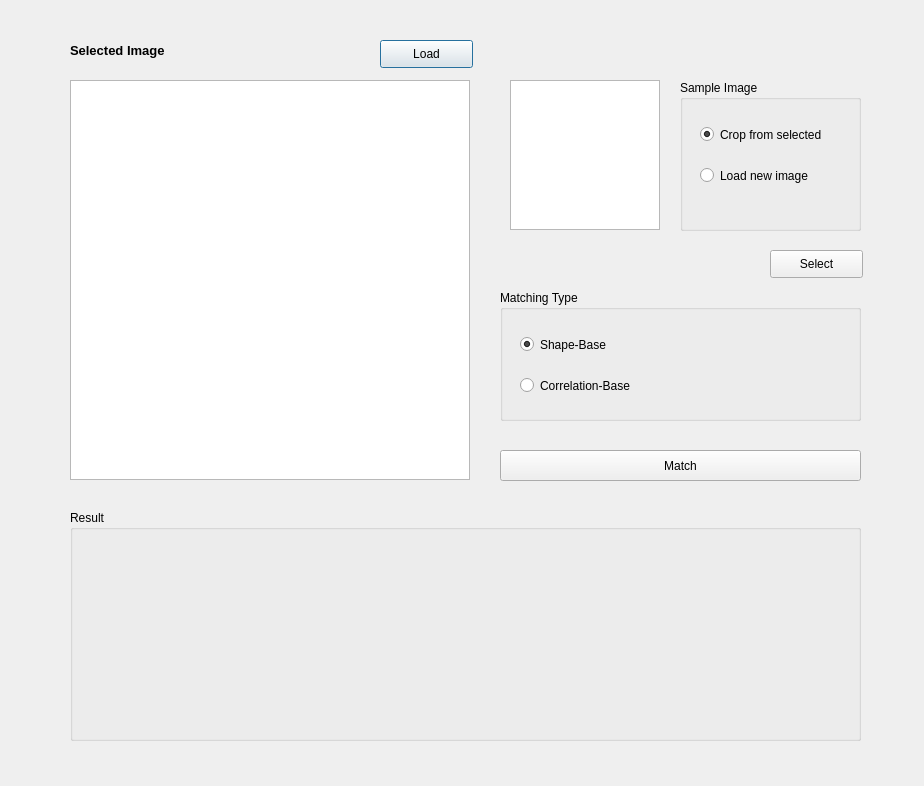
The window that dialog.ui (JXQJ/QT_Matching_Image) describes before a commit, drawn with Qt 5.
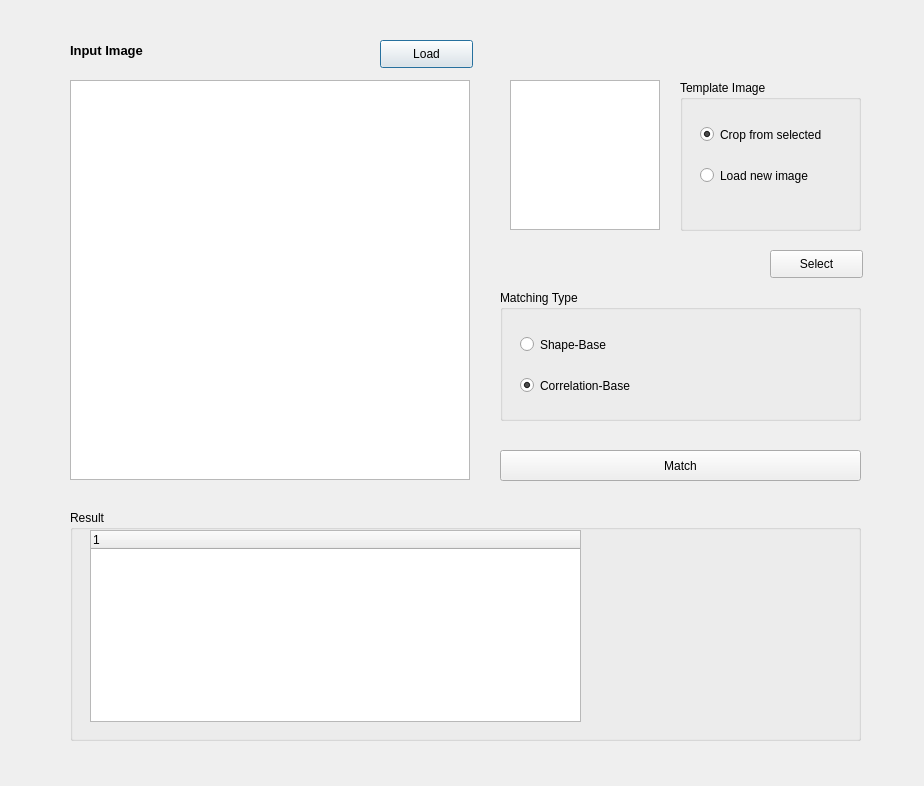
The same window after the commit.

```diff
--- a/dialog.ui
+++ b/dialog.ui
@@ -56,7 +56,7 @@
     </font>
    </property>
    <property name="text">
-    <string>Selected Image</string>
+    <string>Input Image</string>
    </property>
   </widget>
   <widget class="QListView" name="listView">
@@ -116,6 +116,9 @@
     <property name="text">
      <string>Correlation-Base</string>
     </property>
+    <property name="checked">
+     <bool>true</bool>
+    </property>
    </widget>
    <widget class="QRadioButton" name="chk_shape">
     <property name="geometry">
@@ -130,7 +133,7 @@
      <string>Shape-Base</string>
     </property>
     <property name="checked">
-     <bool>true</bool>
+     <bool>false</bool>
     </property>
    </widget>
   </widget>
@@ -146,6 +149,21 @@
    <property name="title">
     <string>Result</string>
    </property>
+   <widget class="QTreeWidget" name="result">
+    <property name="geometry">
+     <rect>
+      <x>20</x>
+      <y>20</y>
+      <width>491</width>
+      <height>192</height>
+     </rect>
+    </property>
+    <column>
+     <property name="text">
+      <string notr="true">1</string>
+     </property>
+    </column>
+   </widget>
   </widget>
   <widget class="QGroupBox" name="groupBox_3">
    <property name="geometry">
@@ -157,7 +175,7 @@
     </rect>
    </property>
    <property name="title">
-    <string>Sample Image</string>
+    <string>Template Image</string>
    </property>
    <widget class="QRadioButton" name="chk_newImg">
     <property name="geometry">
```
